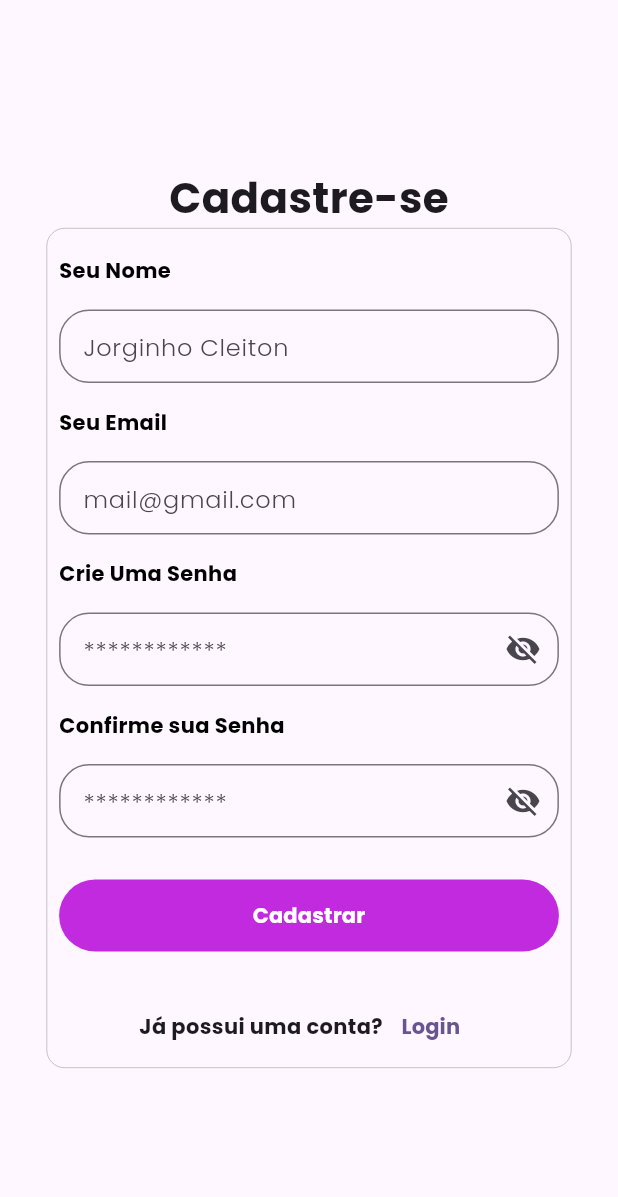
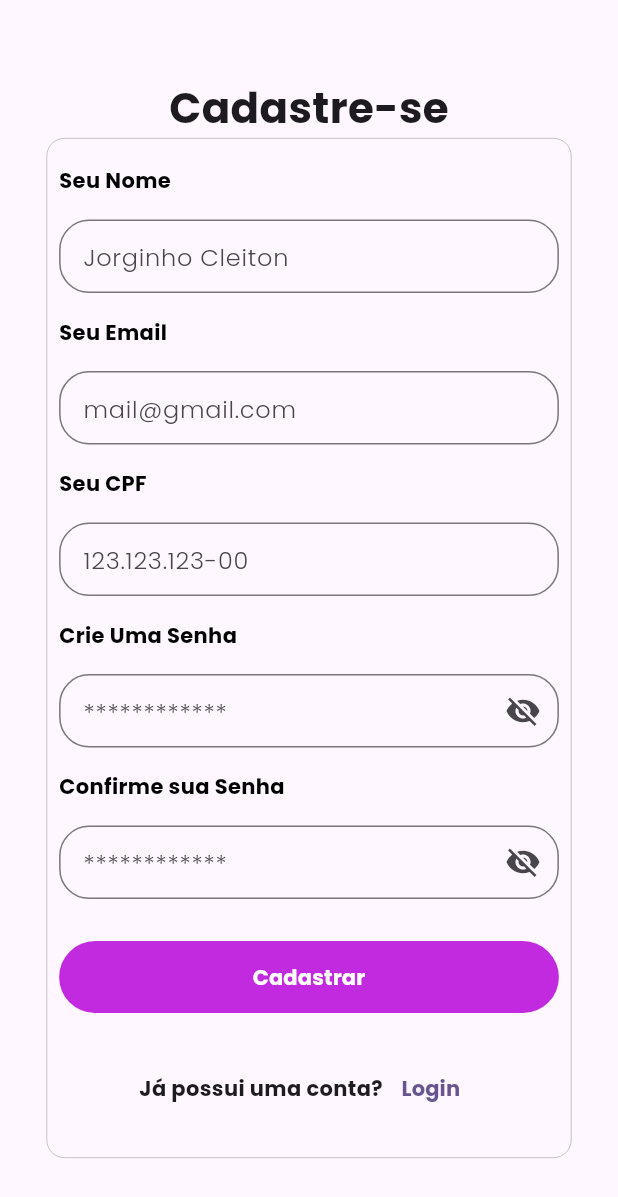
Before and after one commit to emanuelamaral/projeto_home_service, a Flutter app: the screen it shows after launch, after a tap on "Cadastrar", on a phone screen of 412 x 824 dp. Shown: the top 1197 px of the screen. Run offline on Flutter 3.47's test engine with Material 2 defaults, Android fonts, the phone set to English and light mode, and no system bars; our stand-ins replace fluttertoast, mask_text_input_formatter; network calls fail.

Commit message:
Registry User done

```diff
--- a/lib/main.dart
+++ b/lib/main.dart
@@ -18,6 +18,9 @@ class MyApp extends StatelessWidget {
         useMaterial3: true,
       ),
       home: const LoginPage(),
+      routes: {
+        '/login': (context) => const LoginPage(),
+      },
     );
   }
 }
--- a/lib/src/components/login_component.dart
+++ b/lib/src/components/login_component.dart
@@ -4,7 +4,7 @@ import 'package:projeto_home_service/src/pages/registry/registry_page.dart';
 
 import 'label_component.dart';
 import 'sign_button_component.dart';
-import 'textfield_component.dart';
+import 'textfield/textfield_component.dart';
 
 class LoginComponent extends StatelessWidget {
   const LoginComponent({super.key});
@@ -34,10 +34,17 @@ class LoginComponent extends StatelessWidget {
               children: [
                 const LabelComponents(textLabel: "Seu Email"),
                 const TextFieldComponent(
-                    password: false, email: true, hintText: "seu@email.com"),
+                    password: false,
+                    email: true,
+                    hintText: "seu@email.com",
+                    textController: null),
                 const LabelComponents(textLabel: "Sua Senha"),
                 const TextFieldComponent(
-                    password: true, email: false, hintText: "*******"),
+                  password: true,
+                  email: false,
+                  hintText: "*******",
+                  textController: null,
+                ),
                 Row(
                   mainAxisAlignment: MainAxisAlignment.spaceBetween,
                   children: [
@@ -56,6 +63,7 @@ class LoginComponent extends StatelessWidget {
                     child: SignButtonComponent(
                   text: "Login",
                   login: true,
+                  onPressedCallback: null,
                 )),
                 Row(
                   mainAxisAlignment: MainAxisAlignment.center,
--- /dev/null
+++ b/lib/src/components/registry/registry_component.dart
@@ -0,0 +1,58 @@
+import 'package:flutter/material.dart';
+import 'package:projeto_home_service/src/components/registry/registry_forms.dart';
+
+class RegistryComponent extends StatelessWidget {
+  const RegistryComponent({super.key});
+
+  @override
+  Widget build(BuildContext context) {
+    return SingleChildScrollView(
+      child: Column(
+        mainAxisAlignment: MainAxisAlignment.center,
+        children: [
+          const Text(
+            'Cadastre-se',
+            style: TextStyle(
+                fontFamily: "Poppins",
+                fontSize: 28,
+                fontWeight: FontWeight.bold),
+          ),
+          Container(
+            height: 680,
+            width: 350,
+            decoration: BoxDecoration(
+              border: Border.all(color: Colors.grey, width: 0.4),
+              borderRadius: BorderRadius.circular(12.0),
+            ),
+            child: Column(
+              children: [
+                RegistryForms(),
+                Row(
+                  mainAxisAlignment: MainAxisAlignment.center,
+                  children: [
+                    const Text(
+                      "Já possui uma conta?",
+                      style: TextStyle(
+                          fontFamily: 'Poppins', fontWeight: FontWeight.w600),
+                    ),
+                    TextButton(
+                        onPressed: () {
+                          Navigator.of(context).pop();
+                        },
+                        child: const Text(
+                          'Login',
+                          style: TextStyle(
+                              fontFamily: 'Poppins',
+                              //color: Colors.red,
+                              fontWeight: FontWeight.bold),
+                        ))
+                  ],
+                )
+              ],
+            ),
+          ),
+        ],
+      ),
+    );
+  }
+}
--- /dev/null
+++ b/lib/src/components/registry/registry_forms.dart
@@ -0,0 +1,99 @@
+import 'package:flutter/material.dart';
+import 'package:fluttertoast/fluttertoast.dart';
+
+import '../../entity/user_entity.dart';
+import '../../service/user_service.dart';
+import '../label_component.dart';
+import '../sign_button_component.dart';
+import '../textfield/cpf_textfield_component.dart';
+import '../textfield/textfield_component.dart';
+
+class RegistryForms extends StatelessWidget {
+  final nameController = TextEditingController();
+  final emailController = TextEditingController();
+  final cpfController = TextEditingController();
+  final passwordController = TextEditingController();
+  final confirmPassowrdController = TextEditingController();
+
+  final UserService userService = UserService();
+
+  RegistryForms({super.key});
+
+  bool verifyPassword() {
+    if (passwordController.text != confirmPassowrdController.text) {
+      Fluttertoast.showToast(msg: "As senhas não condizem!");
+      return false;
+    }
+    return true;
+  }
+
+  void registryUser(context) async {
+    if (!verifyPassword()) {
+      return;
+    }
+
+    final name = nameController.text;
+    final email = emailController.text;
+    final password = passwordController.text;
+    final cpf = cpfController.text;
+
+    final UserEntity userEntity = UserEntity(
+      name: name,
+      email: email,
+      password: password,
+      cpf: cpf,
+    );
+    try {
+      await userService.insertUser(userEntity);
+      Fluttertoast.showToast(msg: "Cadastro realizado com sucesso!");
+      Navigator.pushNamed(context, '/login');
+    } catch (e) {
+      Fluttertoast.showToast(msg: "Falha no cadastro: $e");
+    }
+  }
+
+  @override
+  Widget build(BuildContext context) {
+    return Column(crossAxisAlignment: CrossAxisAlignment.start, children: [
+      const Padding(
+        padding: EdgeInsets.only(top: 10),
+        child: LabelComponents(textLabel: 'Seu Nome'),
+      ),
+      TextFieldComponent(
+          password: false,
+          email: false,
+          hintText: 'Jorginho Cleiton',
+          textController: nameController),
+      const LabelComponents(textLabel: 'Seu Email'),
+      TextFieldComponent(
+        password: false,
+        email: true,
+        hintText: 'mail@gmail.com',
+        textController: emailController,
+      ),
+      const LabelComponents(textLabel: 'Seu CPF'),
+      CpfTextFieldComponent(textController: cpfController),
+      const LabelComponents(textLabel: 'Crie Uma Senha'),
+      TextFieldComponent(
+        password: true,
+        email: false,
+        hintText: '************',
+        textController: passwordController,
+      ),
+      const LabelComponents(textLabel: 'Confirme sua Senha'),
+      TextFieldComponent(
+        password: true,
+        email: false,
+        hintText: '************',
+        textController: confirmPassowrdController,
+      ),
+      Padding(
+        padding: const EdgeInsets.only(top: 12, bottom: 18),
+        child: SignButtonComponent(
+            text: 'Cadastrar',
+            login: false,
+            onPressedCallback: () => registryUser(context)),
+      ),
+    ]);
+  }
+}
--- a/lib/src/components/registry_component.dart
+++ /dev/null
@@ -1,79 +0,0 @@
-import 'package:flutter/material.dart';
-
-import 'label_component.dart';
-import 'sign_button_component.dart';
-import 'textfield_component.dart';
-
-class RegistryComponent extends StatelessWidget {
-  const RegistryComponent({super.key});
-
-  @override
-  Widget build(BuildContext context) {
-    return Column(
-      mainAxisAlignment: MainAxisAlignment.center,
-      children: [
-        const Text(
-          'Cadastre-se',
-          style: TextStyle(
-              fontFamily: "Poppins", fontSize: 28, fontWeight: FontWeight.bold),
-        ),
-        Container(
-          height: 560,
-          width: 350,
-          decoration: BoxDecoration(
-            border: Border.all(color: Colors.grey, width: 0.4),
-            borderRadius: BorderRadius.circular(12.0),
-          ),
-          child: Column(
-            crossAxisAlignment: CrossAxisAlignment.start,
-            children: [
-              const Padding(
-                padding: EdgeInsets.only(top: 10),
-                child: LabelComponents(textLabel: 'Seu Nome'),
-              ),
-              const TextFieldComponent(
-                  password: false, email: false, hintText: 'Jorginho Cleiton'),
-              const LabelComponents(textLabel: 'Seu Email'),
-              const TextFieldComponent(
-                  password: false, email: true, hintText: 'mail@gmail.com'),
-              const LabelComponents(textLabel: 'Crie Uma Senha'),
-              const TextFieldComponent(
-                  password: true, email: false, hintText: '************'),
-              const LabelComponents(textLabel: 'Confirme sua Senha'),
-              const TextFieldComponent(
-                  password: true, email: false, hintText: '************'),
-              const Padding(
-                padding: EdgeInsets.only(top: 12, bottom: 18),
-                child: SignButtonComponent(
-                  text: 'Cadastrar',
-                  login: false,
-                ),
-              ),
-              Row(
-                mainAxisAlignment: MainAxisAlignment.center,
-                children: [
-                  const Text(
-                    "Já possui uma conta?",
-                    style: TextStyle(
-                        fontFamily: 'Poppins', fontWeight: FontWeight.w600),
-                  ),
-                  TextButton(
-                      onPressed: () {
-                        Navigator.of(context).pop();
-                      },
-                      child: const Text(
-                        'Login',
-                        style: TextStyle(
-                            fontFamily: 'Poppins',
-                            //color: Colors.red,
-                            fontWeight: FontWeight.bold),
-                      ))
-                ],
-              )
-            ],
-          ),
-        ),
-      ],
-    );
-  }
-}
--- a/lib/src/components/sign_button_component.dart
+++ b/lib/src/components/sign_button_component.dart
@@ -3,9 +3,13 @@ import 'package:flutter/material.dart';
 class SignButtonComponent extends StatelessWidget {
   final String text;
   final bool login;
+  final Function? onPressedCallback;
 
   const SignButtonComponent(
-      {super.key, required this.text, required this.login});
+      {super.key,
+      required this.text,
+      required this.login,
+      required this.onPressedCallback});
 
   @override
   Widget build(BuildContext context) {
@@ -17,7 +21,8 @@ class SignButtonComponent extends StatelessWidget {
           color: const Color.fromARGB(255, 193, 42, 223)),
       child: TextButton(
           onPressed: () {
-            login ? () {} : null;
+            print('entrou no onPressd');
+            onPressedCallback?.call();
           },
           child: Text(
             text,
--- /dev/null
+++ b/lib/src/components/textfield/cpf_textfield_component.dart
@@ -0,0 +1,40 @@
+import 'package:flutter/material.dart';
+import 'package:mask_text_input_formatter/mask_text_input_formatter.dart';
+
+class CpfTextFieldComponent extends StatelessWidget {
+  final TextEditingController textController;
+
+  const CpfTextFieldComponent({super.key, required this.textController});
+
+  @override
+  Widget build(BuildContext context) {
+    return SizedBox(
+      height: 65,
+      child: Padding(
+        padding: const EdgeInsets.all(8.0),
+        child: TextFormField(
+          controller: textController,
+          textAlignVertical: TextAlignVertical.bottom,
+          decoration: InputDecoration(
+            border:
+                OutlineInputBorder(borderRadius: BorderRadius.circular(20.0)),
+            hintText: '123.123.123-00',
+            hintStyle: const TextStyle(
+              fontFamily: 'Poppins',
+            ),
+          ),
+          inputFormatters: [
+            MaskTextInputFormatter(
+              mask: '###.###.###-##',
+              filter: {"#": RegExp(r'[0-9]')},
+            ),
+          ],
+          keyboardType: TextInputType.number,
+          validator: (value) => value == null || value.isEmpty
+              ? 'Por favor, insira seu CPF'
+              : null,
+        ),
+      ),
+    );
+  }
+}
--- a/lib/src/components/textfield_component.dart
+++ b/lib/src/components/textfield/textfield_component.dart
@@ -4,12 +4,14 @@ class TextFieldComponent extends StatefulWidget {
   final bool password;
   final bool email;
   final String hintText;
+  final TextEditingController? textController;
 
   const TextFieldComponent(
       {super.key,
       required this.password,
       required this.email,
-      required this.hintText});
+      required this.hintText,
+      required this.textController});
 
   @override
   State<TextFieldComponent> createState() => _TextFieldComponentState();
@@ -24,7 +26,8 @@ class _TextFieldComponentState extends State<TextFieldComponent> {
       height: 65,
       child: Padding(
         padding: const EdgeInsets.all(8.0),
-        child: TextField(
+        child: TextFormField(
+          controller: widget.textController,
           textAlignVertical: TextAlignVertical.bottom,
           decoration: InputDecoration(
               border:
--- a/lib/src/entity/user_entity.dart
+++ b/lib/src/entity/user_entity.dart
@@ -1,9 +1,9 @@
 class UserEntity {
   int? userId;
-  final String name;
-  final String email;
-  final String password;
-  final String cpf;
+  final String? name;
+  final String? email;
+  final String? password;
+  final String? cpf;
 
   UserEntity(
       {this.userId,
--- a/lib/src/pages/registry/registry_page.dart
+++ b/lib/src/pages/registry/registry_page.dart
@@ -1,5 +1,5 @@
 import 'package:flutter/material.dart';
-import 'package:projeto_home_service/src/components/registry_component.dart';
+import 'package:projeto_home_service/src/components/registry/registry_component.dart';
 
 class RegistryPage extends StatelessWidget {
   const RegistryPage({super.key});
--- a/pubspec.yaml
+++ b/pubspec.yaml
@@ -36,6 +36,8 @@ dependencies:
   # Use with the CupertinoIcons class for iOS style icons.
   cupertino_icons: ^1.0.2
   http: ^1.1.0
+  fluttertoast: ^8.2.2
+  mask_text_input_formatter: ^2.5.0
 
 dev_dependencies:
   flutter_test:
```
Also changed, not shown: pubspec.lock.
